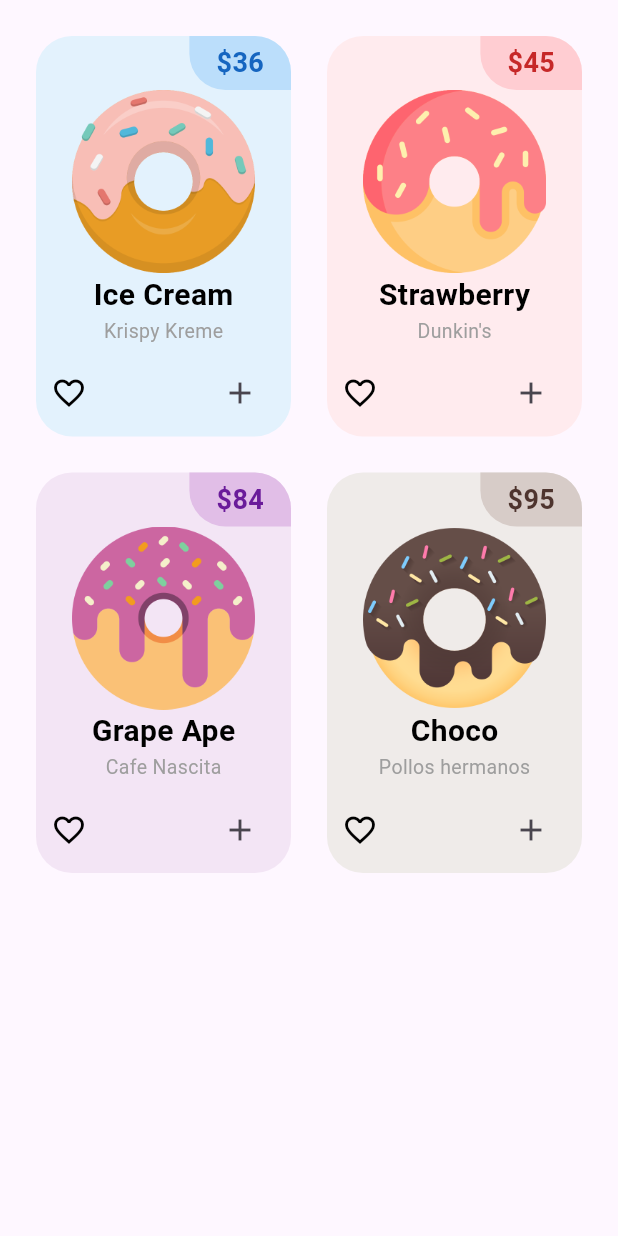
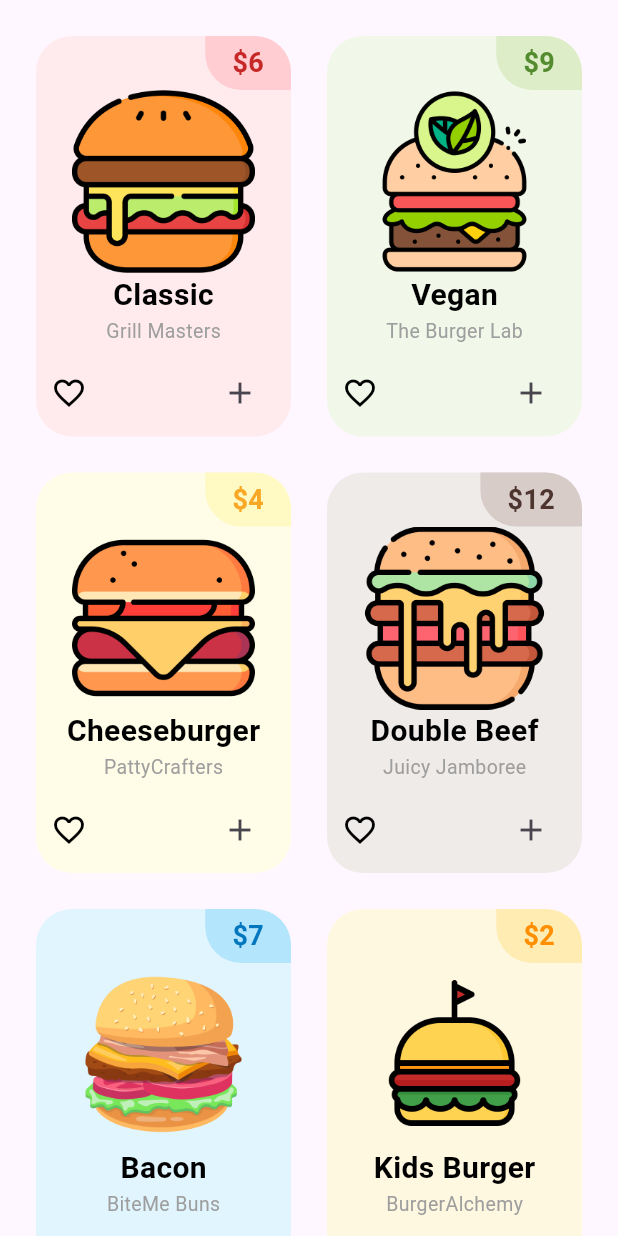
Before and after one commit to elidrocarburo/donut_app_4sa, a Flutter app: the BurgerTab widget shown alone on an empty page, opened directly with empty values, on a phone screen of 412 x 824 dp. Run offline on Flutter 3.47's test engine with Material 3 defaults, Android fonts, the phone set to English and light mode, and no system bars.

Commit message:
BurgerTab finished

```diff
--- a/lib/tabs/burger_tab.dart
+++ b/lib/tabs/burger_tab.dart
@@ -1,4 +1,4 @@
-import 'package:donut_app_4sa/utils/donut_tile.dart';
+import 'package:donut_app_4sa/utils/burger_tile.dart';
 import 'package:flutter/material.dart';
 
 class BurgerTab extends StatelessWidget {
@@ -6,11 +6,16 @@ class BurgerTab extends StatelessWidget {
 
   BurgerTab({super.key, required this.updateCart});
 
-  final List donutsOnSale = [
-    ["Ice Cream", "Krispy Kreme", "36", Colors.blue, "lib/images/icecream_donut.png"],
-    ["Strawberry", "Dunkin's", "45", Colors.red, "lib/images/strawberry_donut.png"],
-    ["Grape Ape", "Cafe Nascita", "84", Colors.purple, "lib/images/grape_donut.png"],
-    ["Choco", "Pollos hermanos", "95", Colors.brown, "lib/images/chocolate_donut.png"],
+  final List burgerOnSale = [
+    ["Classic", "Grill Masters", "6", Colors.red, "lib/images/classic.png"],
+    ["Vegan", "The Burger Lab", "9", Colors.lightGreen, "lib/images/vegan_burger.png"],
+    ["Cheeseburger", "PattyCrafters", "4", Colors.yellow, "lib/images/cheeseburger.png"],
+    ["Double Beef", "Juicy Jamboree", "12", Colors.brown, "lib/images/doublebeef_burger.png"],
+    ["Bacon", "BiteMe Buns", "7", Colors.lightBlue, "lib/images/bacon_burger.png"],
+    ["Kids Burger", "BurgerAlchemy", "2", Colors.amber, "lib/images/mini_burger.png"],
+    ["Burger + Drink Pack", "Whisker's Burgers", "9", Colors.purple, "lib/images/burger_drink.png"],
+    ["Yummy Pack", "The Burger Barnyard", "15", Colors.orange, "lib/images/complete_pack.png"]
+
   ];
 
   int itemCount = 0;
@@ -29,16 +34,16 @@ class BurgerTab extends StatelessWidget {
         crossAxisCount: 2,
         childAspectRatio: 1 / 1.5,
       ),
-      itemCount: donutsOnSale.length,
+      itemCount: burgerOnSale.length,
       padding: const EdgeInsets.all(12),
       itemBuilder: (context, index) {
-        return DonutTile(
-          donutFlavor: donutsOnSale[index][0],
-          donutStore: donutsOnSale[index][1],
-          donutPrice: donutsOnSale[index][2],
-          donutColor: donutsOnSale[index][3],
-          imageName: donutsOnSale[index][4],
-          onAdd: () => addToCart(donutsOnSale[index][2]), // Se pasa la función correcta
+        return BurgerTile(
+          burgerFlavor: burgerOnSale[index][0],
+          burgerStore: burgerOnSale[index][1],
+          burgerPrice: burgerOnSale[index][2],
+          burgerColor: burgerOnSale[index][3],
+          imageName: burgerOnSale[index][4],
+          onAdd: () => addToCart(burgerOnSale[index][2]), // Se pasa la función correcta
         );
       },
     );
--- a/lib/utils/burger_tile.dart
+++ b/lib/utils/burger_tile.dart
@@ -0,0 +1,94 @@
+import 'package:flutter/material.dart';
+
+class BurgerTile extends StatelessWidget {
+  final String burgerFlavor;
+  final String burgerPrice;
+  final String burgerStore;
+  //dynamic porque será de tipo color
+  final dynamic burgerColor;
+  final String imageName;
+  final VoidCallback onAdd;
+
+  const BurgerTile({super.key, required this.burgerFlavor, required this.burgerPrice, this.burgerColor, required this.imageName, required this.burgerStore, required this.onAdd});
+
+  @override
+  Widget build(BuildContext context) {
+    return Padding(
+      padding: const EdgeInsets.all(12.0),
+      child: Container(
+        //color: donutColor[50],
+        decoration: BoxDecoration(
+          color: burgerColor[50],
+          //esquinas redondeadas
+          borderRadius: BorderRadius.circular(24)),
+          child: Column(children: [
+            Row(
+              // alinea el precio a la derecha
+              mainAxisAlignment: MainAxisAlignment.end,
+              children: [
+              Container(
+                decoration: BoxDecoration(
+                  color: burgerColor[100],
+                  borderRadius: BorderRadius.only(bottomLeft: Radius.circular(24), topRight: Radius.circular(24)),
+                ),
+                padding: const EdgeInsetsDirectional.symmetric(vertical: 5,
+                horizontal: 18),
+                child: Text(
+                  '\$$burgerPrice',
+                  style: TextStyle(
+                    fontWeight: FontWeight.bold,
+                    fontSize: 18,
+                    color: burgerColor[800]
+                  ), //  \ caracter de escape para que no entienda que es una interpolación (backslash)
+                ),
+              ),
+
+              // icons
+            ],),
+              // donut price
+              Padding(
+                padding: const EdgeInsets.symmetric(horizontal: 24, vertical: 0),
+                child: Image.asset(imageName),
+              ),
+
+              Padding(
+                padding: const EdgeInsets.all(0.0),
+                child: Column(
+                  children: [
+                    Text(
+                      burgerFlavor,
+                      style: TextStyle(
+                        fontWeight: FontWeight.bold,
+                        fontSize: 20,
+                        color: Colors.black
+                      ),),
+                    Text(
+                      burgerStore,
+                      style: TextStyle(
+                        fontSize: 13,
+                        color: Colors.grey
+                      ),
+                    ),
+                  ],
+                ),
+              ),
+
+              // donut text
+            const Spacer(), // Empuja los íconos hacia abajo
+            //*Icons
+            Padding(
+              padding: const EdgeInsets.symmetric(horizontal: 10, vertical: 8),
+              child: Row(
+                mainAxisAlignment: MainAxisAlignment.spaceBetween,
+                children: [
+                  Icon(Icons.favorite_border, color: Colors.black),
+                  IconButton(onPressed: onAdd, icon: Icon(Icons.add)),
+
+                ],
+              ),
+              )
+          ],),
+      ),
+    );
+  }
+}
```
Also changed, not shown: lib/images/bacon_burger.png (added), lib/images/burger_drink.png (added), lib/images/cheeseburger.png (added), lib/images/classic.png (added), lib/images/complete_pack.png (added), lib/images/doublebeef_burger.png (added), lib/images/mini_burger.png (added), lib/images/vegan_burger.png (added).
